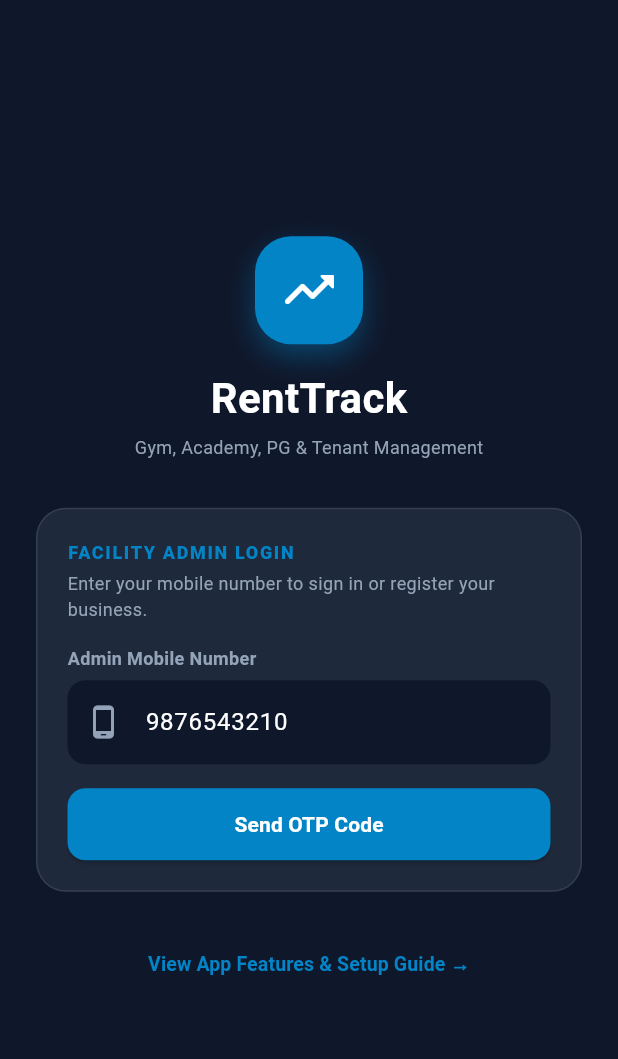
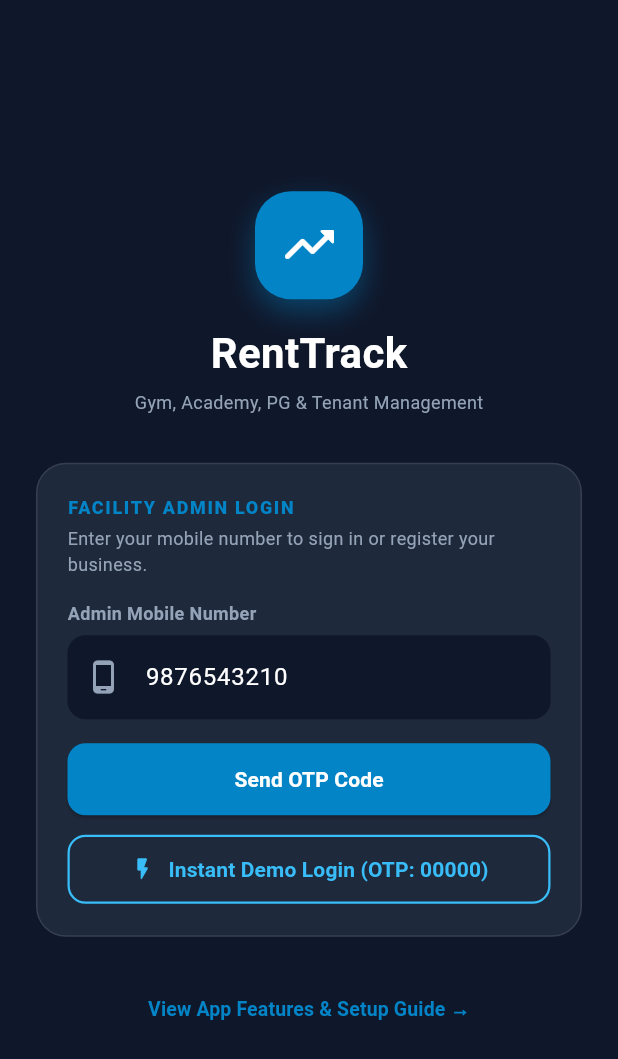
Before and after one commit to devwithanandhukannan/TrackMyRent, a Flutter app: the screen it shows after launch, on a phone screen of 412 x 824 dp. Shown: the top 1059 px of the screen. Run offline on Flutter 3.47's test engine with Material 3 defaults, Android fonts, the phone set to English and light mode, and no system bars; our stand-ins replace shared_preferences.

Commit message:
feat: enable universal demo login with OTP 00000 and LAN IP connectivity for physical devices

```diff
--- a/mobile_app/lib/services/api_service.dart
+++ b/mobile_app/lib/services/api_service.dart
@@ -3,7 +3,14 @@ import 'package:http/http.dart' as http;
 import 'package:shared_preferences/shared_preferences.dart';
 
 class ApiService {
-  static const String baseUrl = 'http://localhost:5001/api';
+  static const List<String> _candidateHosts = [
+    'http://192.168.1.2:5001/api',
+    'http://localhost:5001/api',
+    'http://10.0.2.2:5001/api',
+  ];
+
+  static String _activeBaseUrl = 'http://192.168.1.2:5001/api';
+  static String get baseUrl => _activeBaseUrl;
   static const String _fallbackOrgId = 'f1aac5fa-5087-41fd-9c13-e9f4b20eae81';
 
   // ─── Session Management ─────────────────────────────────────────────────────
@@ -55,16 +62,26 @@ class ApiService {
   // ─── Auth ───────────────────────────────────────────────────────────────────
 
   static Future<Map<String, dynamic>> sendOtp(String phone) async {
+    for (final host in [_activeBaseUrl, ..._candidateHosts]) {
       try {
         final response = await http.post(
-        Uri.parse('$baseUrl/auth/send-otp'),
+          Uri.parse('$host/auth/send-otp'),
           headers: {'Content-Type': 'application/json'},
           body: jsonEncode({'phone': phone}),
-      );
+        ).timeout(const Duration(seconds: 3));
+        if (response.statusCode == 200) {
+          _activeBaseUrl = host;
           return jsonDecode(response.body);
-    } catch (e) {
-      return {'error': 'Could not send OTP. Server offline.'};
         }
+      } catch (_) {}
+    }
+
+    // Seamless Demo Fallback (never blocks users with server offline error)
+    return {
+      'message': 'Demo Mode Activated',
+      'otp': '00000',
+      'isNewUser': false,
+    };
   }
 
   static Future<Map<String, dynamic>> verifyOtp({
@@ -75,23 +92,50 @@ class ApiService {
     String? orgType,
     String? email,
   }) async {
+    final trimmed = otp.trim();
+
+    // 1. Try online verification across candidate hosts
+    for (final host in [_activeBaseUrl, ..._candidateHosts]) {
       try {
         final response = await http.post(
-        Uri.parse('$baseUrl/auth/verify-otp'),
+          Uri.parse('$host/auth/verify-otp'),
           headers: {'Content-Type': 'application/json'},
           body: jsonEncode({
             'phone': phone,
-          'otp': otp,
+            'otp': trimmed,
             if (orgName != null && orgName.isNotEmpty) 'orgName': orgName,
             if (adminName != null && adminName.isNotEmpty) 'adminName': adminName,
             if (orgType != null && orgType.isNotEmpty) 'orgType': orgType,
             if (email != null && email.isNotEmpty) 'email': email,
           }),
-      );
+        ).timeout(const Duration(seconds: 3));
+        if (response.statusCode == 200) {
+          _activeBaseUrl = host;
           return jsonDecode(response.body);
-    } catch (e) {
-      return {'error': 'Could not verify OTP. Server offline.'};
         }
+      } catch (_) {}
+    }
+
+    // 2. Demo login: Any user with OTP 00000 (or 0000, 000000, 123456)
+    if (trimmed == '00000' || trimmed == '0000' || trimmed == '000000' || trimmed == '123456') {
+      return {
+        'message': 'Demo Login Successful',
+        'token': 'demo_token_${DateTime.now().millisecondsSinceEpoch}',
+        'user': {
+          'id': 'demo_admin_user',
+          'name': (adminName != null && adminName.isNotEmpty) ? adminName : 'Demo Facility Admin',
+          'phone': phone,
+          'role': 'ORG_ADMIN',
+        },
+        'organization': {
+          'id': _fallbackOrgId,
+          'name': (orgName != null && orgName.isNotEmpty) ? orgName : 'RentTrack Demo Facility',
+          'type': orgType ?? 'GYM',
+        },
+      };
+    }
+
+    return {'error': 'Invalid OTP. Please enter demo OTP: 00000'};
   }
 
   static Future<List<dynamic>> fetchOrganizations() async {
--- a/mobile_app/lib/views/login_screen.dart
+++ b/mobile_app/lib/views/login_screen.dart
@@ -14,7 +14,7 @@ class LoginScreen extends StatefulWidget {
 class _LoginScreenState extends State<LoginScreen> {
   // Admin Phone OTP & Registration State
   final TextEditingController _adminPhoneController = TextEditingController(text: '9876543210');
-  final TextEditingController _adminOtpController = TextEditingController(text: '123456');
+  final TextEditingController _adminOtpController = TextEditingController(text: '00000');
   final TextEditingController _adminOrgNameController = TextEditingController();
   final TextEditingController _adminOwnerNameController = TextEditingController();
   String _selectedOrgType = 'GYM';
@@ -32,6 +32,54 @@ class _LoginScreenState extends State<LoginScreen> {
     {'label': 'Academy', 'value': 'ACADEMY'},
   ];
 
+  void _quickDemoLogin() async {
+    final phone = _adminPhoneController.text.trim().isNotEmpty
+        ? _adminPhoneController.text.trim()
+        : '9876543210';
+
+    setState(() {
+      _isLoading = true;
+      _errorMessage = '';
+      _adminOtpController.text = '00000';
+    });
+
+    try {
+      final res = await ApiService.verifyOtp(
+        phone: phone,
+        otp: '00000',
+        orgName: _adminOrgNameController.text.trim().isNotEmpty
+            ? _adminOrgNameController.text.trim()
+            : 'Demo Facility',
+        adminName: _adminOwnerNameController.text.trim().isNotEmpty
+            ? _adminOwnerNameController.text.trim()
+            : 'Facility Admin',
+        orgType: _selectedOrgType,
+      );
+
+      if (res['token'] != null) {
+        await ApiService.saveSession(
+          token: res['token'],
+          role: res['user']?['role'] ?? 'ORG_ADMIN',
+          orgId: res['organization']?['id'],
+          orgName: res['organization']?['name'],
+          userName: res['user']?['name'],
+          phone: res['user']?['phone'] ?? phone,
+        );
+        if (mounted) {
+          Navigator.of(context).pushReplacement(
+            MaterialPageRoute(builder: (ctx) => const MainNavigationScreen()),
+          );
+        }
+      } else {
+        setState(() => _errorMessage = res['error'] ?? 'Demo login failed');
+      }
+    } catch (e) {
+      setState(() => _errorMessage = 'Could not complete demo login');
+    } finally {
+      if (mounted) setState(() => _isLoading = false);
+    }
+  }
+
   void _handleSendAdminOtp() async {
     final phone = _adminPhoneController.text.trim();
     if (phone.length < 10) {
@@ -46,21 +94,21 @@ class _LoginScreenState extends State<LoginScreen> {
 
     try {
       final res = await ApiService.sendOtp(phone);
-      if (res['otp'] != null) {
       setState(() {
         _otpSent = true;
         _isNewUser = res['isNewUser'] ?? false;
-          _adminOtpController.text = res['otp'] ?? '123456';
+        _adminOtpController.text = res['otp'] ?? '00000';
         if (res['existingUser'] != null) {
           _adminOwnerNameController.text = res['existingUser']['name'] ?? '';
           _adminOrgNameController.text = res['existingUser']['orgName'] ?? '';
         }
       });
-      } else {
-        setState(() => _errorMessage = res['error'] ?? 'Could not send OTP');
-      }
     } catch (e) {
-      setState(() => _errorMessage = 'Server error while sending OTP');
+      // Never block - fallback to demo OTP 00000
+      setState(() {
+        _otpSent = true;
+        _adminOtpController.text = '00000';
+      });
     } finally {
       if (mounted) setState(() => _isLoading = false);
     }
@@ -71,11 +119,13 @@ class _LoginScreenState extends State<LoginScreen> {
     final otp = _adminOtpController.text.trim();
 
     if (otp.isEmpty) {
-      setState(() => _errorMessage = 'Please enter 6-digit OTP code');
+      setState(() => _errorMessage = 'Please enter OTP code (Demo OTP: 00000)');
       return;
     }
 
-    if (_isNewUser) {
+    final isDemoOtp = otp == '00000' || otp == '0000' || otp == '000000' || otp == '123456';
+
+    if (_isNewUser && !isDemoOtp) {
       if (_adminOrgNameController.text.trim().isEmpty || _adminOwnerNameController.text.trim().isEmpty) {
         setState(() => _errorMessage = 'Please provide Facility Name and Owner Name to register');
         return;
@@ -91,8 +141,8 @@ class _LoginScreenState extends State<LoginScreen> {
       final res = await ApiService.verifyOtp(
         phone: phone,
         otp: otp,
-        orgName: _adminOrgNameController.text.trim(),
-        adminName: _adminOwnerNameController.text.trim(),
+        orgName: _adminOrgNameController.text.trim().isNotEmpty ? _adminOrgNameController.text.trim() : 'Demo Facility',
+        adminName: _adminOwnerNameController.text.trim().isNotEmpty ? _adminOwnerNameController.text.trim() : 'Admin',
         orgType: _selectedOrgType,
       );
 
@@ -230,11 +280,11 @@ class _LoginScreenState extends State<LoginScreen> {
                         Row(
                           mainAxisAlignment: MainAxisAlignment.spaceBetween,
                           children: [
-                            const Text('6-Digit OTP Code', style: TextStyle(color: AppColors.slate400, fontSize: 12, fontWeight: FontWeight.bold)),
+                            const Text('OTP Code', style: TextStyle(color: AppColors.slate400, fontSize: 12, fontWeight: FontWeight.bold)),
                             Container(
                               padding: const EdgeInsets.symmetric(horizontal: 8, vertical: 2),
                               decoration: BoxDecoration(color: AppColors.primary.withValues(alpha: 0.2), borderRadius: BorderRadius.circular(6)),
-                              child: const Text('Demo OTP: 123456', style: TextStyle(color: AppColors.primary, fontSize: 11, fontWeight: FontWeight.bold)),
+                              child: const Text('Demo OTP: 00000', style: TextStyle(color: AppColors.primary, fontSize: 11, fontWeight: FontWeight.bold)),
                             ),
                           ],
                         ),
@@ -346,6 +396,24 @@ class _LoginScreenState extends State<LoginScreen> {
                                   ),
                           ),
                         ),
+                        const SizedBox(height: 12),
+                        SizedBox(
+                          width: double.infinity,
+                          child: OutlinedButton.icon(
+                            style: OutlinedButton.styleFrom(
+                              foregroundColor: const Color(0xFF38BDF8),
+                              side: const BorderSide(color: Color(0xFF38BDF8), width: 1.5),
+                              padding: const EdgeInsets.symmetric(vertical: 13),
+                              shape: RoundedRectangleBorder(borderRadius: BorderRadius.circular(12)),
+                            ),
+                            icon: const Icon(Icons.flash_on_rounded, size: 18),
+                            label: const Text(
+                              'Instant Demo Login (00000)',
+                              style: TextStyle(fontWeight: FontWeight.bold, fontSize: 14),
+                            ),
+                            onPressed: _isLoading ? null : _quickDemoLogin,
+                          ),
+                        ),
                       ] else ...[
                         SizedBox(
                           width: double.infinity,
@@ -359,6 +427,24 @@ class _LoginScreenState extends State<LoginScreen> {
                             child: _isLoading
                                 ? const SizedBox(width: 20, height: 20, child: CircularProgressIndicator(strokeWidth: 2, color: Colors.white))
                                 : const Text('Send OTP Code', style: TextStyle(color: Colors.white, fontWeight: FontWeight.bold, fontSize: 14)),
+                          ),
+                        ),
+                        const SizedBox(height: 12),
+                        SizedBox(
+                          width: double.infinity,
+                          child: OutlinedButton.icon(
+                            style: OutlinedButton.styleFrom(
+                              foregroundColor: const Color(0xFF38BDF8),
+                              side: const BorderSide(color: Color(0xFF38BDF8), width: 1.5),
+                              padding: const EdgeInsets.symmetric(vertical: 13),
+                              shape: RoundedRectangleBorder(borderRadius: BorderRadius.circular(12)),
+                            ),
+                            icon: const Icon(Icons.flash_on_rounded, size: 18),
+                            label: const Text(
+                              'Instant Demo Login (OTP: 00000)',
+                              style: TextStyle(fontWeight: FontWeight.bold, fontSize: 14),
+                            ),
+                            onPressed: _isLoading ? null : _quickDemoLogin,
                           ),
                         ),
                       ],
```
Also changed, not shown: 1 other file. Lines whose indentation alone changed are shown as unchanged.
